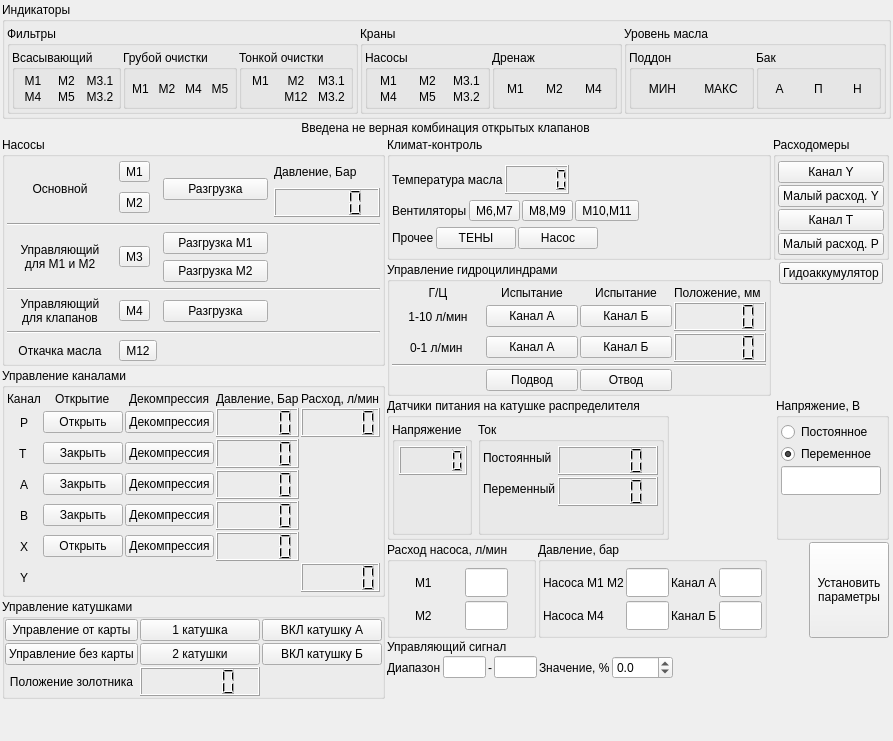
Old version of the form manual_control.ui in the repository firef0xff/SSHGS01.
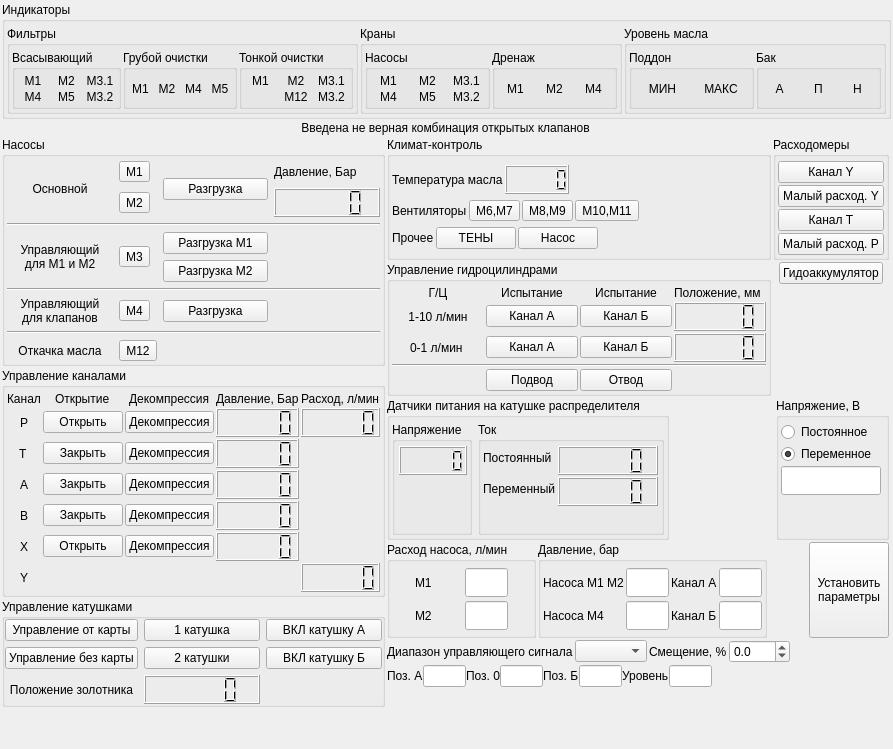
New version of the form.

Patch:
```diff
--- a/manual_control.ui
+++ b/manual_control.ui
@@ -7,7 +7,7 @@
     <x>0</x>
     <y>0</y>
     <width>790</width>
-    <height>665</height>
+    <height>673</height>
    </rect>
   </property>
   <property name="sizePolicy">
@@ -1511,7 +1511,7 @@
          <number>0</number>
         </property>
         <property name="spacing">
-         <number>2</number>
+         <number>6</number>
         </property>
         <item row="0" column="0">
          <widget class="QPushButton" name="CB">
@@ -2850,13 +2850,6 @@
        </item>
       </layout>
      </item>
-     <item>
-      <widget class="QLabel" name="label_25">
-       <property name="text">
-        <string>Управляющий сигнал</string>
-       </property>
-      </widget>
-     </item>
      <item>
       <layout class="QHBoxLayout" name="horizontalLayout_6">
        <property name="topMargin">
@@ -2865,53 +2858,17 @@
        <item>
         <widget class="QLabel" name="label_20">
          <property name="text">
-          <string>Диапазон</string>
+          <string>Диапазон управляющего сигнала</string>
          </property>
         </widget>
        </item>
        <item>
-        <widget class="QLineEdit" name="lineEdit">
-         <property name="sizePolicy">
-          <sizepolicy hsizetype="Preferred" vsizetype="Fixed">
-           <horstretch>0</horstretch>
-           <verstretch>0</verstretch>
-          </sizepolicy>
-         </property>
-         <property name="maximumSize">
-          <size>
-           <width>43</width>
-           <height>16777215</height>
-          </size>
-         </property>
-        </widget>
-       </item>
-       <item>
-        <widget class="QLabel" name="label_21">
-         <property name="text">
-          <string>-</string>
-         </property>
-        </widget>
-       </item>
-       <item>
-        <widget class="QLineEdit" name="lineEdit_2">
-         <property name="sizePolicy">
-          <sizepolicy hsizetype="Preferred" vsizetype="Fixed">
-           <horstretch>0</horstretch>
-           <verstretch>0</verstretch>
-          </sizepolicy>
-         </property>
-         <property name="maximumSize">
-          <size>
-           <width>43</width>
-           <height>16777215</height>
-          </size>
-         </property>
-        </widget>
+        <widget class="QComboBox" name="SigLevel"/>
        </item>
        <item>
         <widget class="QLabel" name="label_24">
          <property name="text">
-          <string>Значение, %</string>
+          <string>Смещение, %</string>
          </property>
         </widget>
        </item>
@@ -2940,6 +2897,121 @@
        </item>
       </layout>
      </item>
+     <item>
+      <layout class="QHBoxLayout" name="signal_layers">
+       <property name="spacing">
+        <number>0</number>
+       </property>
+       <property name="topMargin">
+        <number>0</number>
+       </property>
+       <item>
+        <widget class="QLabel" name="l_sig_a">
+         <property name="text">
+          <string>Поз. А</string>
+         </property>
+        </widget>
+       </item>
+       <item>
+        <widget class="QLineEdit" name="SigA">
+         <property name="minimumSize">
+          <size>
+           <width>43</width>
+           <height>0</height>
+          </size>
+         </property>
+         <property name="maximumSize">
+          <size>
+           <width>43</width>
+           <height>16777215</height>
+          </size>
+         </property>
+        </widget>
+       </item>
+       <item>
+        <widget class="QLabel" name="l_sig_0">
+         <property name="text">
+          <string>Поз. 0</string>
+         </property>
+        </widget>
+       </item>
+       <item>
+        <widget class="QLineEdit" name="Sig0">
+         <property name="minimumSize">
+          <size>
+           <width>43</width>
+           <height>0</height>
+          </size>
+         </property>
+         <property name="maximumSize">
+          <size>
+           <width>43</width>
+           <height>16777215</height>
+          </size>
+         </property>
+        </widget>
+       </item>
+       <item>
+        <widget class="QLabel" name="l_sig_b">
+         <property name="text">
+          <string>Поз. Б</string>
+         </property>
+        </widget>
+       </item>
+       <item>
+        <widget class="QLineEdit" name="SigB">
+         <property name="minimumSize">
+          <size>
+           <width>43</width>
+           <height>0</height>
+          </size>
+         </property>
+         <property name="maximumSize">
+          <size>
+           <width>43</width>
+           <height>16777215</height>
+          </size>
+         </property>
+        </widget>
+       </item>
+       <item>
+        <widget class="QLabel" name="l_sig_max">
+         <property name="text">
+          <string>Уровень</string>
+         </property>
+        </widget>
+       </item>
+       <item>
+        <widget class="QLineEdit" name="SigMax">
+         <property name="sizePolicy">
+          <sizepolicy hsizetype="Preferred" vsizetype="Fixed">
+           <horstretch>0</horstretch>
+           <verstretch>0</verstretch>
+          </sizepolicy>
+         </property>
+         <property name="maximumSize">
+          <size>
+           <width>43</width>
+           <height>16777215</height>
+          </size>
+         </property>
+        </widget>
+       </item>
+       <item>
+        <spacer name="horizontalSpacer_7">
+         <property name="orientation">
+          <enum>Qt::Horizontal</enum>
+         </property>
+         <property name="sizeHint" stdset="0">
+          <size>
+           <width>40</width>
+           <height>20</height>
+          </size>
+         </property>
+        </spacer>
+       </item>
+      </layout>
+     </item>
      <item>
       <spacer name="verticalSpacer_2">
        <property name="orientation">
```
Left out of the diff: 2 changed lines with no effect on the pictures.
